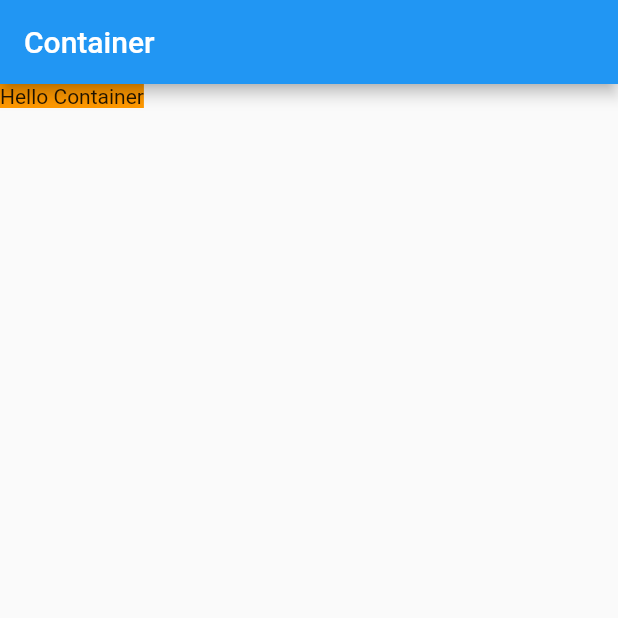
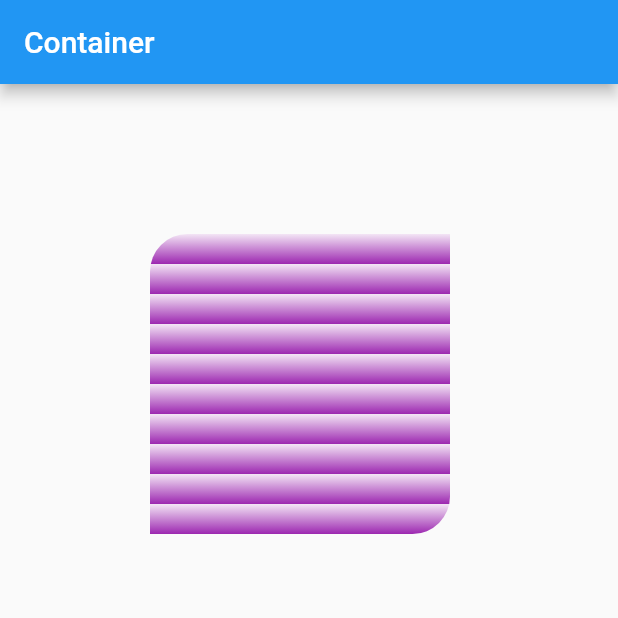
Before and after one commit to ChidiChuks/fl_demo_container, a Flutter app: the screen it shows after launch, on a phone screen of 412 x 824 dp, the top half of it. Run offline on Flutter 3.47's test engine with Material 2 defaults, Android fonts, the phone set to English and light mode, and no system bars.

Commit message:
creating a feature of tile mode in box decoration widget

```diff
--- a/lib/main.dart
+++ b/lib/main.dart
@@ -14,8 +14,23 @@ class MyApp extends StatelessWidget {
         body: Column(
           children: <Widget>[
             Container(
-              color: Colors.orange,
-              child: Text("Hello Container"),
+              margin: EdgeInsets.all(100.0),
+              width: 200.0,
+              height: 200.0,
+              decoration: BoxDecoration(
+                color: Colors.orange,
+                gradient: LinearGradient(
+                  begin: Alignment(0.0, -1.0),
+                  end: Alignment(0.0, -0.8),
+                  tileMode: TileMode.repeated,
+                  colors: [Colors.purple[50], Colors.purple[500]]
+                ),
+                shape: BoxShape.rectangle,
+                borderRadius: BorderRadius.only(
+                  topLeft: Radius.circular(25.0),
+                  bottomRight: Radius.circular(25.0),
+                ),
+              ),
             ),
           ],
         ),
```
